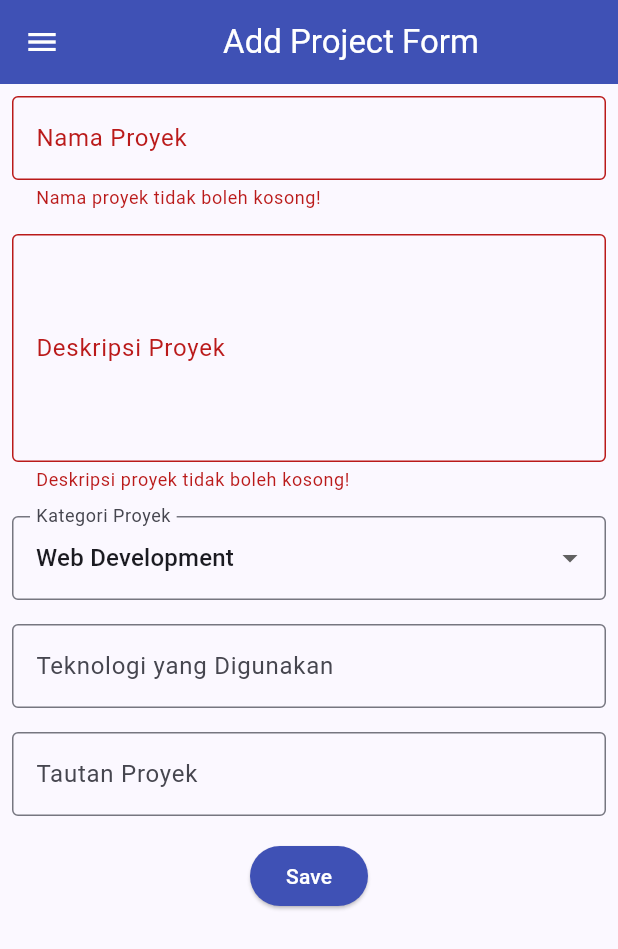
After one commit to nasywanamira/myportofolio_mobile, a Flutter app: the ProjectFormPage screen opened directly, after a tap on "Save", on a phone screen of 412 x 824 dp. The commit adds this screen. Shown: the top 949 px of the screen. Run offline on Flutter 3.47's test engine with Material 3 defaults, Android fonts, the phone set to English and light mode, and no system bars.

Commit message:
(tutorial): menambahkan form dan elemen input data & memunculkan data

```diff
--- /dev/null
+++ b/lib/project_form.dart
@@ -0,0 +1,159 @@
+import 'package:flutter/material.dart';
+import 'package:myportofolio_mobile/widgets/left_drawer.dart';
+
+class ProjectFormPage extends StatefulWidget {
+  const ProjectFormPage({super.key});
+
+  @override
+  State<ProjectFormPage> createState() => _ProjectFormPageState();
+}
+
+class _ProjectFormPageState extends State<ProjectFormPage> {
+  final _formKey = GlobalKey<FormState>();
+
+  String _projectName = '';
+  String _description = '';
+  String _category = 'Web Development';
+  String _technologies = '';
+  String _projectLink = '';
+
+  static const _categories = [
+    'Web Development',
+    'Mobile Development',
+    'Machine Learning',
+    'Data Science',
+    'Other',
+  ];
+
+  void _submitForm() {
+    final form = _formKey.currentState!;
+    if (!form.validate()) return;
+
+    form.save();
+
+    showDialog<void>(
+      context: context,
+      builder: (dialogContext) => AlertDialog(
+        title: const Text('Proyek berhasil ditambahkan!'),
+        content: SingleChildScrollView(
+          child: Column(
+            mainAxisSize: MainAxisSize.min,
+            crossAxisAlignment: CrossAxisAlignment.start,
+            children: [
+              Text('Nama Proyek: $_projectName'),
+              Text('Deskripsi: $_description'),
+              Text('Kategori: $_category'),
+              Text('Teknologi: $_technologies'),
+              Text('Tautan: $_projectLink'),
+            ],
+          ),
+        ),
+        actions: [
+          TextButton(
+            onPressed: () {
+              Navigator.pop(dialogContext);
+              form.reset();
+            },
+            child: const Text('OK'),
+          ),
+        ],
+      ),
+    );
+  }
+
+  @override
+  Widget build(BuildContext context) {
+    return Scaffold(
+      appBar: AppBar(
+        title: const Center(child: Text('Add Project Form')),
+        backgroundColor: Colors.indigo,
+        foregroundColor: Colors.white,
+      ),
+      drawer: const LeftDrawer(),
+      body: Form(
+        key: _formKey,
+        child: SingleChildScrollView(
+          padding: const EdgeInsets.all(8),
+          child: Column(
+            crossAxisAlignment: CrossAxisAlignment.stretch,
+            children: [
+              TextFormField(
+                decoration: const InputDecoration(
+                  labelText: 'Nama Proyek',
+                  border: OutlineInputBorder(),
+                ),
+                validator: (value) {
+                  if (value == null || value.trim().isEmpty) {
+                    return 'Nama proyek tidak boleh kosong!';
+                  }
+                  return null;
+                },
+                onSaved: (value) => _projectName = value?.trim() ?? '',
+              ),
+              const SizedBox(height: 16),
+              TextFormField(
+                maxLines: 5,
+                decoration: const InputDecoration(
+                  labelText: 'Deskripsi Proyek',
+                  border: OutlineInputBorder(),
+                ),
+                validator: (value) {
+                  if (value == null || value.trim().isEmpty) {
+                    return 'Deskripsi proyek tidak boleh kosong!';
+                  }
+                  return null;
+                },
+                onSaved: (value) => _description = value?.trim() ?? '',
+              ),
+              const SizedBox(height: 16),
+              DropdownButtonFormField<String>(
+                initialValue: _categories.first,
+                decoration: const InputDecoration(
+                  labelText: 'Kategori Proyek',
+                  border: OutlineInputBorder(),
+                ),
+                items: _categories.map((category) {
+                  return DropdownMenuItem(
+                    value: category,
+                    child: Text(category),
+                  );
+                }).toList(),
+                onChanged: (_) {},
+                onSaved: (value) => _category = value ?? _categories.first,
+              ),
+              const SizedBox(height: 16),
+              TextFormField(
+                decoration: const InputDecoration(
+                  labelText: 'Teknologi yang Digunakan',
+                  hintText: 'Contoh: Flutter, Django, Figma',
+                  border: OutlineInputBorder(),
+                ),
+                onSaved: (value) => _technologies = value?.trim() ?? '',
+              ),
+              const SizedBox(height: 16),
+              TextFormField(
+                decoration: const InputDecoration(
+                  labelText: 'Tautan Proyek',
+                  hintText: 'URL Proyek (opsional)',
+                  border: OutlineInputBorder(),
+                ),
+                onSaved: (value) => _projectLink = value?.trim() ?? '',
+              ),
+              const SizedBox(height: 16),
+              Center(
+                child: ElevatedButton(
+                  style: ElevatedButton.styleFrom(
+                    backgroundColor: Colors.indigo,
+                    foregroundColor: Colors.white,
+                  ),
+                  onPressed: _submitForm,
+                  child: const Text('Save'),
+                ),
+              ),
+            ],
+          ),
+        ),
+      ),
+    );
+  }
+}
--- a/lib/widgets/left_drawer.dart
+++ b/lib/widgets/left_drawer.dart
@@ -1,5 +1,7 @@
 import 'package:flutter/material.dart';
 import 'package:myportofolio_mobile/menu.dart';
+import 'package:myportofolio_mobile/project_form.dart';
+
 
 class LeftDrawer extends StatelessWidget {
   const LeftDrawer({super.key});
@@ -44,7 +46,10 @@ class LeftDrawer extends StatelessWidget {
             leading: const Icon(Icons.add_circle_outline),
             title: const Text('Add Project'),
             onTap: () {
-              // TODO: Hubungkan ke ProjectFormPage setelah halamannya dibuat.
+              Navigator.pushReplacement(
+                context,
+                MaterialPageRoute(builder: (_) => ProjectFormPage()),
+              );
             },
           ),
         ],
--- a/pubspec.yaml
+++ b/pubspec.yaml
@@ -34,6 +34,7 @@ dependencies:
   # The following adds the Cupertino Icons font to your application.
   # Use with the CupertinoIcons class for iOS style icons.
   cupertino_icons: ^1.0.8
+  material_ui: ^1.11.1
 
 dev_dependencies:
   flutter_test:
```
Also changed, not shown: pubspec.lock.
